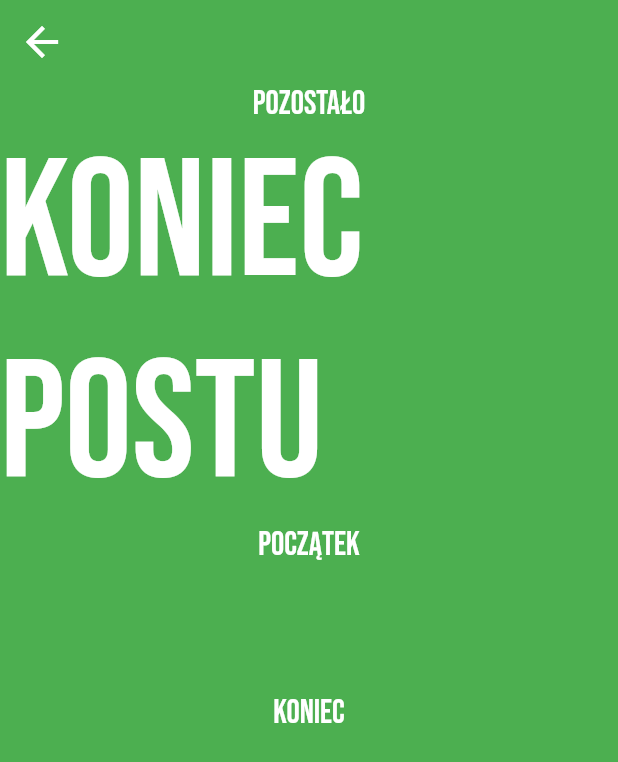
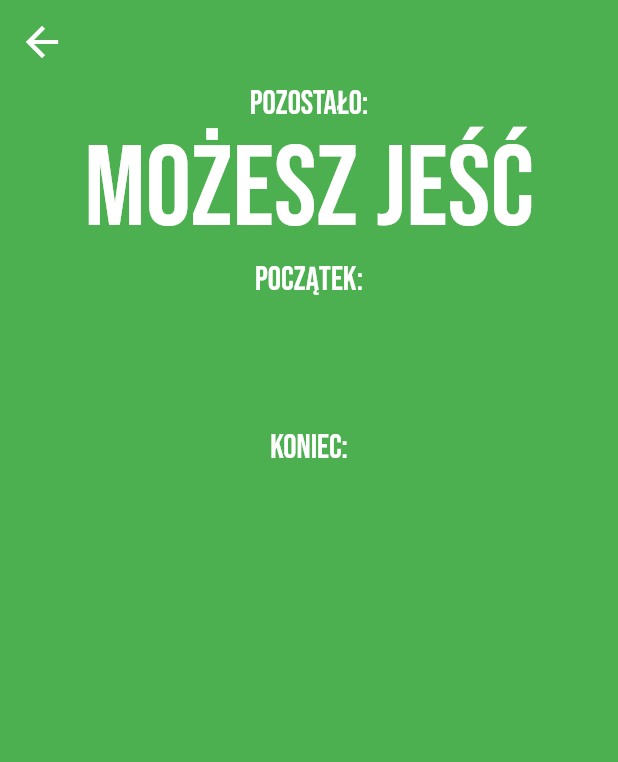
Before and after one commit to wojciechkubiak/feelwell-essentials, a Flutter app: the Fasting widget shown alone on an empty page, opened directly with empty values, on a phone screen of 412 x 824 dp. Shown: the top 762 px of the screen. Run offline on Flutter 3.47's test engine with Material 2 defaults, Android fonts, the phone set to English and light mode, and no system bars; our stand-ins replace bloc, equatable, flutter_bloc, google_fonts, liquid_progress_indicator, loading_animation_widget and 2 more; missing offline and left inert: cupertino_will_pop_scope; accounts and stored records are empty.

Commit message:
Fasting improvement

```diff
--- a/lib/models/fasting.dart
+++ b/lib/models/fasting.dart
@@ -30,7 +30,6 @@ class FastingModel {
     String formattedMinutes =
         startMinutes > 9 ? startMinutes.toString() : '0$startMinutes';
 
-    print(now);
     DateTime start =
         DateTime.parse('$year-$month-$day $formattedHour:$formattedMinutes:00');
     DateTime end = start.add(Duration(hours: duration));
--- a/lib/pages/fasting.dart
+++ b/lib/pages/fasting.dart
@@ -7,6 +7,7 @@ import 'package:flutter_bloc/flutter_bloc.dart';
 import 'package:google_fonts/google_fonts.dart';
 
 import '../blocs/home/home_bloc.dart';
+import '../components/loader.dart';
 
 class Fasting extends StatefulWidget {
   final FastingModel fastingData;
@@ -19,8 +20,8 @@ class Fasting extends StatefulWidget {
 
 class _FastingState extends State<Fasting> {
   Timer? timer;
-  bool isFastingTime = false;
-  String left = '';
+  bool isFasting = false;
+  String fastingInformation = '';
 
   String formatNumber({required int numb}) {
     return numb > 9 ? '$numb' : '0$numb';
@@ -29,6 +30,7 @@ class _FastingState extends State<Fasting> {
   void compareDates() {
     DateTime now = DateTime.now();
     int diff = widget.fastingData.end.difference(now).inSeconds;
+    bool isAfterStart = now.isAfter(widget.fastingData.start);
     int h, m, s;
 
     h = diff ~/ 3600;
@@ -38,11 +40,12 @@ class _FastingState extends State<Fasting> {
     String result =
         "${formatNumber(numb: h)}:${formatNumber(numb: m)}:${formatNumber(numb: s)}";
 
-    print(diff);
+    bool isFastingTime = isAfterStart && diff >= 0;
+
     setState(
       () {
-        isFastingTime = diff >= 0;
-        left = result;
+        isFasting = isFastingTime;
+        fastingInformation = isFastingTime ? result : 'Możesz jeść';
       },
     );
   }
@@ -70,6 +73,7 @@ class _FastingState extends State<Fasting> {
         color: Colors.white,
         fontWeight: FontWeight.w500,
       ),
+      textAlign: TextAlign.center,
     );
   }
 
@@ -83,20 +87,25 @@ class _FastingState extends State<Fasting> {
         child: Column(
           children: [
             textXL(
-              text: 'Pozostało',
+              text: 'Pozostało:',
               fontSize: 22,
             ),
+            if (fastingInformation.isNotEmpty)
+              Padding(
+                padding: const EdgeInsets.symmetric(horizontal: 28.0),
+                child: textXL(
+                  text: fastingInformation,
+                  fontSize: 76,
+                ),
+              ),
+            if (fastingInformation.isEmpty) const Loader(color: Colors.white),
             textXL(
-              text: isFastingTime ? left : 'Koniec postu',
-              fontSize: 112,
-            ),
-            textXL(
-              text: 'Początek',
+              text: 'Początek:',
               fontSize: 22,
             ),
             textXL(text: widget.fastingData.formattedStart),
             textXL(
-              text: 'Koniec',
+              text: 'Koniec:',
               fontSize: 22,
             ),
             textXL(text: widget.fastingData.formattedEnd),
```
Also changed, not shown: 2 other files.
